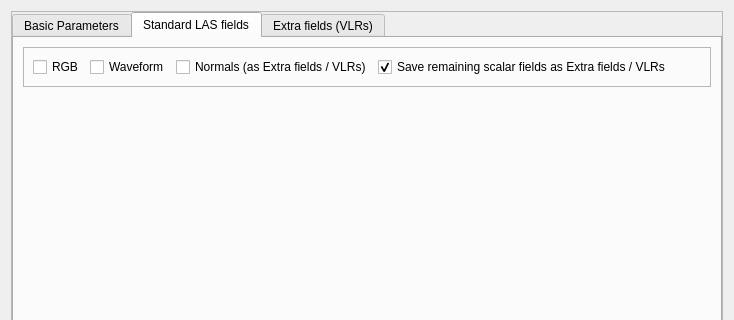
CloudCompare/CloudCompare, file plugins/core/IO/qLASIO/ui/lassavedialog.ui: the form before one commit; both pictures show x 0 to 734 and y 0 to 320 of the 734 by 606 pixel window.
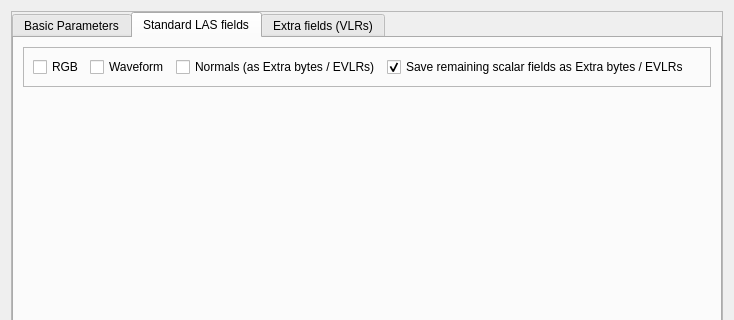
The form after the commit. The open tabs and pages were chosen to show the change.

Commit message: LAS: do not save extra bytes for file version < 1.4 (but always show the options, potentially disabled, with the tooltip indicating the conditions for activation

```diff
--- a/plugins/core/IO/qLASIO/ui/lassavedialog.ui
+++ b/plugins/core/IO/qLASIO/ui/lassavedialog.ui
@@ -501,7 +501,7 @@
                 <string>Saves normals as Extra fields (VLRs) using the names &quot;NormalX&quot;, &quot;NormalY&quot; and &quot;NormalZ&quot;.</string>
                </property>
                <property name="text">
-                <string>Normals (as Extra fields / VLRs)</string>
+                <string>Normals (as Extra bytes / EVLRs)</string>
                </property>
               </widget>
              </item>
@@ -511,7 +511,7 @@
                 <string>If checked, all scalar fields that are not assigned to a standard LAS field will be saved as extra fields (VLRs)</string>
                </property>
                <property name="text">
-                <string>Save remaining scalar fields as Extra fields / VLRs</string>
+                <string>Save remaining scalar fields as Extra bytes / EVLRs</string>
                </property>
                <property name="checked">
                 <bool>true</bool>
```
Left out of the diff: 12 changed lines with no effect on the pictures. The commit also changes 1 other file.
